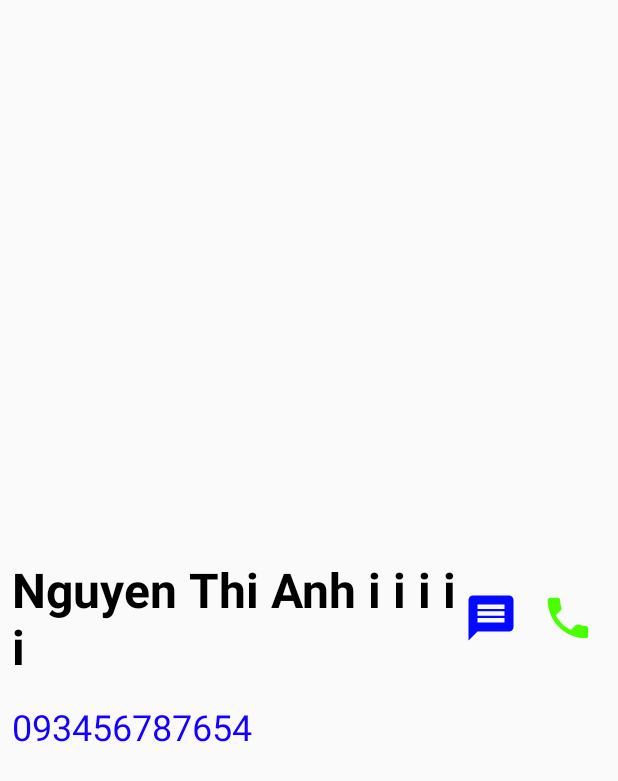
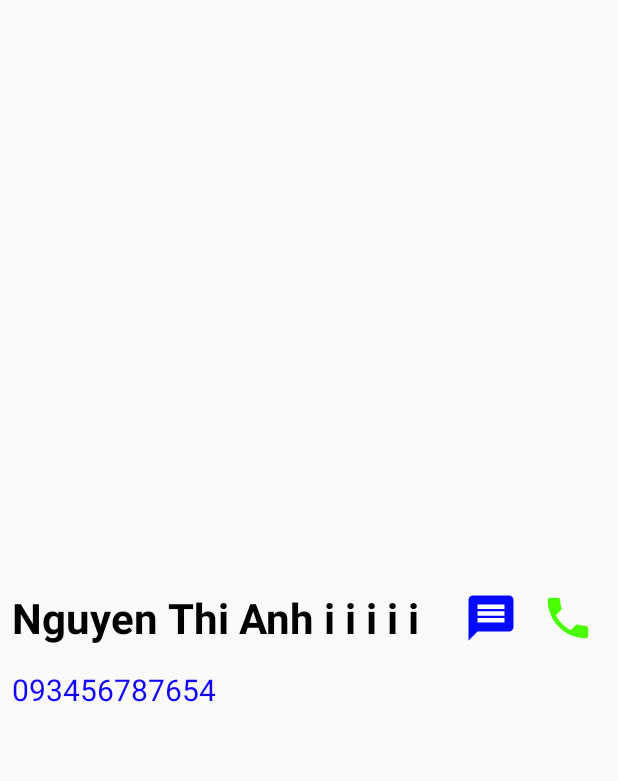
Before and after one commit to hajaulee/android-simple-contacts, an Android app: the layout listview_item.xml on its own in the app's theme, with its tools: preview values and no code run, on a phone screen of 412 x 824 dp. Shown: the top 781 px of the screen. Run offline under Robolectric (Android 15) with nearby library versions, the phone set to English and light mode, and no system bars.

Commit message:
Edit text size

```diff
--- a/src/main/res/layout/listview_item.xml
+++ b/src/main/res/layout/listview_item.xml
@@ -12,7 +12,7 @@
     android:paddingStart="8dp"
     android:paddingEnd="12dp"
     android:maxWidth="320dp"
-    android:textSize="32sp"
+    android:textSize="28sp"
     android:textStyle="bold"
     android:textColor="@color/dark"
     android:text="@string/name"/>
@@ -25,7 +25,7 @@
     android:textColor="@color/colorPrimary"
     android:paddingStart="8dp"
     android:paddingEnd="12dp"
-    android:textSize="24sp"
+    android:textSize="20sp"
     android:text="@string/num"/>
 
 <ImageButton
```
Also changed, not shown: src/main/java/com/hajau/contacts/ContactAdapter.java (+5 -2 lines), src/main/java/com/hajau/contacts/MainActivity.java (+6 -6 lines), 1 other file.
